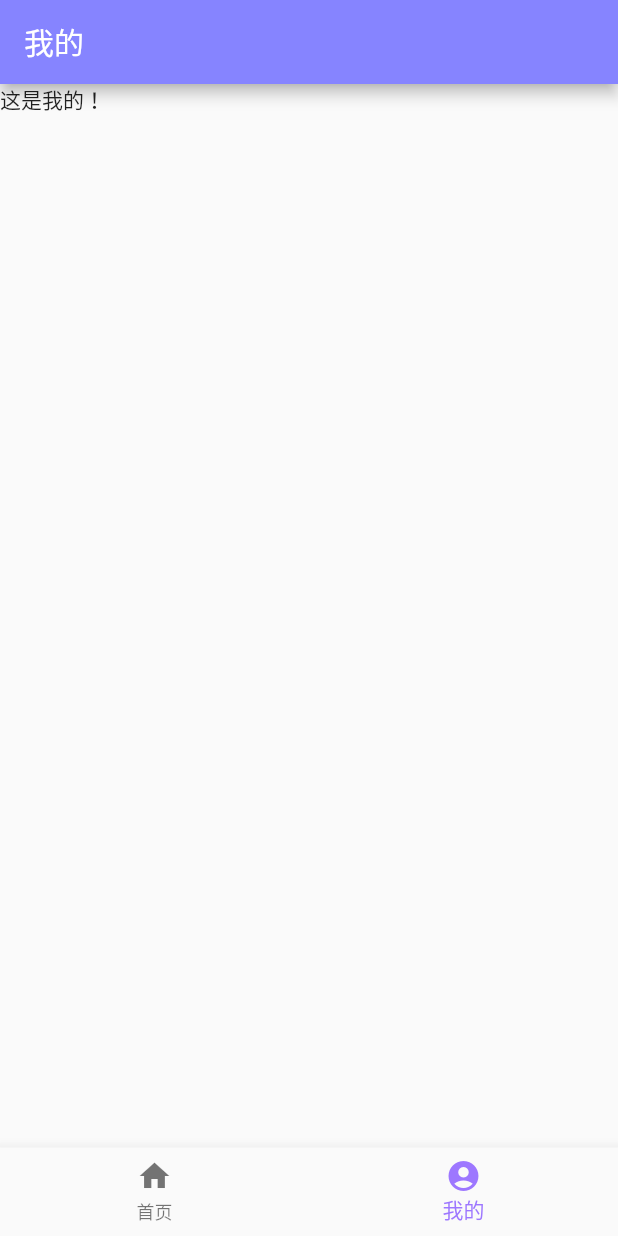
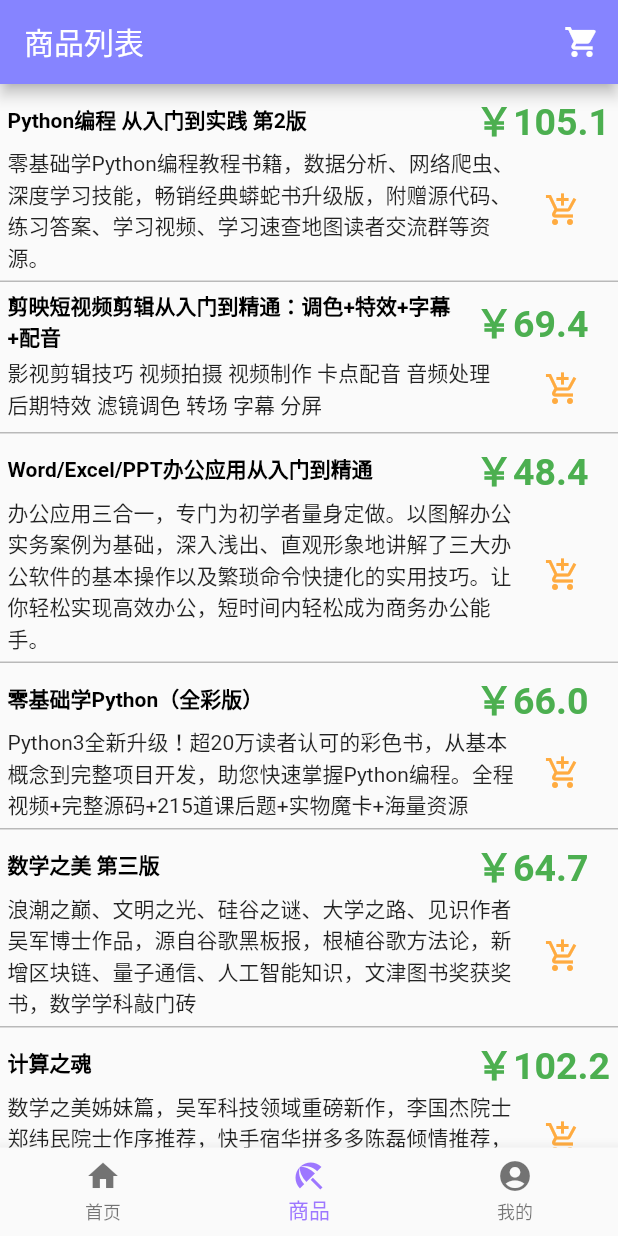
Before and after one commit to wangchenghaha/cms-client, a Flutter app: the screen it shows after launch, item 2 of the bottom bar chosen, on a phone screen of 412 x 824 dp. Run offline on Flutter 3.47's test engine with Material 2 defaults, Android fonts, the phone set to English and light mode, and no system bars; our stand-ins replace fluro.

```diff
--- a/lib/application.dart
+++ b/lib/application.dart
@@ -1,11 +1,11 @@
-
+import 'package:cms_client/models/cart.dart';
 import 'package:fluro/fluro.dart';
 import 'package:flutter/material.dart';
 import 'package:cms_client/router.dart';
 import 'package:cms_client/config/application.dart';
 import 'package:cms_client/config/theme.dart';
-
-
+import 'package:provider/provider.dart';
+import 'package:cms_client/models/catalog.dart';
 
 class MyApp extends StatelessWidget {
   const MyApp({Key? key}) : super(key: key);
@@ -18,6 +18,21 @@ class MyApp extends StatelessWidget {
       theme: appTheme,
       onGenerateRoute: Application.router.generator,
     );
-    return app;
+    final MP = MultiProvider(
+      providers: [
+        Provider(create: (ctx) => CatalogModel()),
+        ChangeNotifierProxyProvider<CatalogModel, CartModel>(
+            create: (context) => CartModel(),
+            update: (context, catalog, cart) {
+              if (cart == null) {
+                throw (ArgumentError.notNull('cart'));
+              }
+              cart.catalog = catalog;
+              return cart;
+            })
+      ],
+      child: app,
+    );
+    return MP;
   }
 }
--- a/lib/config/router_handler.dart
+++ b/lib/config/router_handler.dart
@@ -1,26 +1,32 @@
 
+import 'package:cms_client/pages/catalog.dart';
 import 'package:cms_client/pages/roomDetail.dart';
 import 'package:fluro/fluro.dart';
 import 'package:flutter/material.dart';
 import 'package:cms_client/pages/home/index.dart';
+import 'package:cms_client/pages/cart.dart';
 import 'package:cms_client/pages/login.dart';
 import 'package:cms_client/pages/not_found.dart';
 import 'package:cms_client/pages/roomDetail.dart';
 
 // 定义路由处理函数
+Handler NotFoundHandler = Handler(
+  handlerFunc: (BuildContext? context, Map<String, List<String>> params) {
+    return const NotFound();
+});
 var homeHandler = Handler(
     handlerFunc: (BuildContext? context, Map<String, List<String>> params) {
   return const HomePage();
 });
-
+Handler CartHandler = Handler(
+    handlerFunc: (BuildContext? context, Map<String, List<String>> params) {
+  return const Cart();
+});
 Handler loginHandler = Handler(
   handlerFunc: (BuildContext? context, Map<String, List<String>> params) {
     return const LoginPage();
 });
-Handler NotFoundHandler = Handler(
-  handlerFunc: (BuildContext? context, Map<String, List<String>> params) {
-    return const NotFound();
-});
+
 Handler RoomDetailHandler = Handler(
   handlerFunc: (BuildContext? context, Map<String, dynamic> params) {
     return RoomDetailPage(roomId: params['roomId'][0],);
--- /dev/null
+++ b/lib/models/cart.dart
@@ -0,0 +1,36 @@
+import 'package:flutter/foundation.dart';
+
+import 'catalog.dart';
+
+class CartModel extends ChangeNotifier {
+  late CatalogModel _catalog;
+
+  CatalogModel get catalog => _catalog;
+
+  set catalog(CatalogModel newCatalog){
+    _catalog = newCatalog;
+    notifyListeners();
+  }
+
+  // 已加入购物车的书的id
+  final List<int> _cartItems = [];
+
+  // get 方法
+  List<Book> get books => _cartItems.map((id) =>  _catalog.getById(id)).toList();
+
+  // 购物车中商品总价
+  double get totalPrice => books.fold(0, (previousValue, element) => previousValue + element.price);
+
+
+  // 商品加入购物车
+  void add(Book book){
+    _cartItems.add(book.id);
+    notifyListeners();
+  }
+
+  // 商品移出购物车
+  void remove(Book book){
+    _cartItems.remove(book.id);
+    notifyListeners();
+  }
+}
--- /dev/null
+++ b/lib/models/catalog.dart
@@ -0,0 +1,45 @@
+class Book {
+  int id;
+  String name;
+  double price;
+  String info;
+
+  Book(this.id, this.name, this.price, this.info);
+
+  @override
+  String toString(){
+    return "id = $id, name = $name, price = $price, info = $info";
+  }
+
+}
+
+class CatalogModel {
+  static List<Book> books = [
+    Book(1000,"Python编程 从入门到实践 第2版", 105.1,
+        "零基础学Python编程教程书籍，数据分析、网络爬虫、深度学习技能，畅销经典蟒蛇书升级版，附赠源代码、练习答案、学习视频、学习速查地图读者交流群等资源。"),
+    Book(1001,"剪映短视频剪辑从入门到精通：调色+特效+字幕+配音", 69.4,
+        "影视剪辑技巧 视频拍摄 视频制作 卡点配音 音频处理 后期特效 滤镜调色 转场 字幕 分屏"),
+    Book(1002,"Word/Excel/PPT办公应用从入门到精通", 48.4,
+        "办公应用三合一，专门为初学者量身定做。以图解办公实务案例为基础，深入浅出、直观形象地讲解了三大办公软件的基本操作以及繁琐命令快捷化的实用技巧。让你轻松实现高效办公，短时间内轻松成为商务办公能手。"),
+    Book(1003,"零基础学Python（全彩版）", 66,
+        "Python3全新升级！超20万读者认可的彩色书，从基本概念到完整项目开发，助您快速掌握Python编程。全程视频+完整源码+215道课后题+实物魔卡+海量资源"),
+    Book(1004,"数学之美 第三版", 64.7,
+        "浪潮之巅、文明之光、硅谷之谜、大学之路、见识作者吴军博士作品，源自谷歌黑板报，根植谷歌方法论，新增区块链、量子通信、人工智能知识，文津图书奖获奖书，数学学科敲门砖"),
+    Book(1005,"计算之魂 ", 102.2,
+        "数学之美姊妹篇，吴军科技领域重磅新作，李国杰院士郑纬民院士作序推荐，快手宿华拼多多陈磊倾情推荐，名企面试题算法题讲透计算思维"),
+    Book(1006,"利用Python进行数据分析", 111.6,
+        "Python数据分析经典畅销书全新升级，第1版中文版累计销售100000册 Python pandas创始人亲自执笔，Python语言的核心开发人员鼎立推荐 针对Python 3.6进行全面修订和更新"),
+    Book(1007,"深入理解Java虚拟机：JVM高级特性与实践（第3版）", 121,
+        "周志明虚拟机新作，第3版新增内容近50%，5个维度全面剖析JVM，大厂面试知识点全覆盖。"),
+    Book(1008,"Python编程快速上手 让繁琐工作自动化", 64.7, "Python编程从入门到实践姊妹篇，零基础自学Python教程书籍。"),
+    Book(1009,"Android进阶解密", 99, "Android进阶系列第二部，畅销书《Android进阶之光》作者又一力作！"),
+  ];
+
+  // 从点击的位置 获取书的信息
+  Book getByPosition(int position){
+    return books[position];
+  }
+
+  Book getById(int id) => books.firstWhere((element) => element.id == id);
+
+}
--- /dev/null
+++ b/lib/pages/cart.dart
@@ -0,0 +1,51 @@
+import 'package:flutter/material.dart';
+import 'package:cms_client/models/cart.dart';
+import 'package:provider/provider.dart';
+
+class Cart extends StatelessWidget {
+  const Cart({Key? key}) : super(key: key);
+
+  @override
+  Widget build(BuildContext context) {
+    // 待优化
+    var cart = context.watch<CartModel>();
+
+    return Scaffold(
+      appBar: AppBar(
+        title: const Text('购物车'),
+      ),
+      body: Column(
+        children: [
+          Expanded(
+            child: ListView.builder(
+                itemBuilder: (context, index) => ListTile(
+                    title: Text(cart.books[index].name),
+                    subtitle: Text("￥${cart.books[index].price.toString()}"),
+                    trailing: IconButton(
+                      icon: const Icon(Icons.remove,color: Colors.red,),
+                      onPressed: () {
+                        cart.remove(cart.books[index]);
+                      },
+                    )),
+                itemCount: cart.books.length),
+          ),
+          const Divider(
+            height: 1,
+          ),
+          Consumer<CartModel>(
+            builder: (context, cart, child) => Padding(
+              padding: const EdgeInsets.all(10),
+              child: Text(
+                "￥${cart.totalPrice.toString()}",
+                style: const TextStyle(
+                    fontSize: 40,
+                    fontWeight: FontWeight.bold,
+                    color: Colors.deepOrange),
+              ),
+            ),
+          )
+        ],
+      ),
+    );
+  }
+}
--- /dev/null
+++ b/lib/pages/catalog.dart
@@ -0,0 +1,106 @@
+import 'package:flutter/material.dart';
+import 'package:cms_client/models/cart.dart';
+import 'package:cms_client/models/catalog.dart';
+import 'package:provider/provider.dart';
+import 'package:cms_client/router.dart';
+
+
+class _AddButton extends StatelessWidget {
+  final Book book;
+  const _AddButton(this.book);
+
+  @override
+  Widget build(BuildContext context) {
+    var isInCart = context.select<CartModel, bool>((cart) {
+      return cart.books.contains(book);
+    });
+    return TextButton(
+        onPressed: () => {
+              if (isInCart)
+                {context.read<CartModel>().remove(book)}
+              else
+                {context.read<CartModel>().add(book)}
+            },
+        child: isInCart
+            ? const Icon(Icons.check)
+            : const Icon(
+                Icons.add_shopping_cart,
+                color: Colors.orangeAccent,
+              ));
+  }
+}
+
+class _ListItems extends StatelessWidget {
+  final int index;
+  const _ListItems(this.index);
+
+  @override
+  Widget build(BuildContext context) {
+    Book book = context
+        .select<CatalogModel, Book>((value) => value.getByPosition(index));
+
+    return Padding(
+      padding: const EdgeInsets.all(5),
+      child: Column(
+        children: [
+          Row(
+            mainAxisAlignment: MainAxisAlignment.spaceAround,
+            children: [
+              Expanded(
+                child: Text(book.name,
+                    style: const TextStyle(
+                        color: Colors.black, fontWeight: FontWeight.bold)),
+              ),
+              SizedBox(
+                width: 90,
+                child: Text(
+                  '￥${book.price.toString()}',
+                  style: const TextStyle(
+                      color: Colors.green,
+                      fontWeight: FontWeight.w600,
+                      fontSize: 25),
+                ),
+              ),
+            ],
+          ),
+          Row(
+            children: [Expanded(child: Text(book.info)), _AddButton(book)],
+          )
+        ],
+      ),
+    );
+  }
+}
+
+class CataLog extends StatelessWidget {
+  const CataLog({Key? key}) : super(key: key);
+
+  buildItem(int index) {
+    return Text(index.toString());
+  }
+
+  @override
+  Widget build(BuildContext context) {
+    return Scaffold(
+      appBar: AppBar(
+        title: const Text('商品列表'),
+        actions: [
+          IconButton(
+              onPressed: () => Navigator.pushNamed(context, Routes.cart),
+              icon: const Icon(Icons.shopping_cart))
+        ],
+      ),
+      body: ListView.separated(
+          itemBuilder: (BuildContext context, int index) {
+            return _ListItems(index);
+          },
+          separatorBuilder: (BuildContext context, int index) {
+            return Container(
+              height: 1,
+              color: Colors.black26,
+            );
+          },
+          itemCount: CatalogModel.books.length),
+    );
+  }
+}
--- a/lib/pages/home/index.dart
+++ b/lib/pages/home/index.dart
@@ -1,14 +1,17 @@
 import 'package:flutter/material.dart';
 import 'package:cms_client/pages/home/tab_index/index.dart';
+import 'package:cms_client/pages/catalog.dart';
 import 'package:cms_client/pages/home/tab_profile/index.dart';
 
 List<Widget> tabViewList = [
   const TabIndex(),
+  const CataLog(),
   const TabProfile(),
 ];
 
 List<BottomNavigationBarItem> barItemList = [
   const BottomNavigationBarItem(label: '首页', icon: Icon(Icons.home)),
+  const BottomNavigationBarItem(label: '商品', icon: Icon(Icons.beach_access)),
   const BottomNavigationBarItem(label: '我的', icon: Icon(Icons.account_circle)),
 ];
 
--- a/lib/router.dart
+++ b/lib/router.dart
@@ -10,12 +10,14 @@ class Routes {
   static String home = '/';
   static String login = '/login';
   static String roomDetail = '/room/:roomId';
+  static String cart = '/cart';
 
   // 编写函数 configureRoutes 关联路由名称和处理函数
   static void configureRoutes(FluroRouter router) {
     router.define(home, handler: homeHandler);
     router.define(login, handler: loginHandler);
     router.define(roomDetail, handler: RoomDetailHandler);
+    router.define(cart, handler: CartHandler);
     router.notFoundHandler = NotFoundHandler;
   }
 }
--- a/pubspec.yaml
+++ b/pubspec.yaml
@@ -35,6 +35,7 @@ dependencies:
   # The following adds the Cupertino Icons font to your application.
   # Use with the CupertinoIcons class for iOS style icons.
   cupertino_icons: ^1.0.2
+  provider: ^6.0.2
 
 dev_dependencies:
   flutter_test:
```
